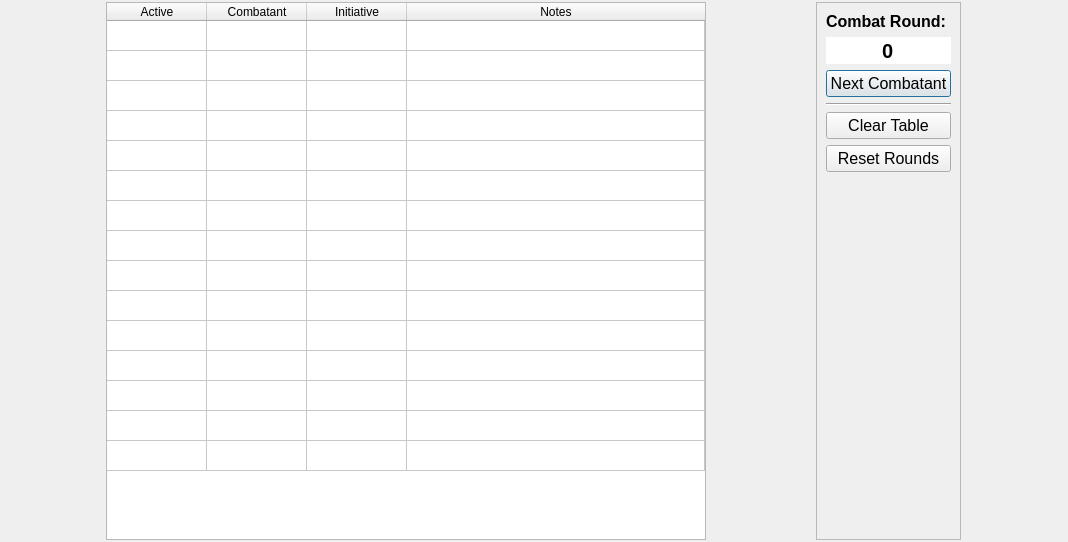
The window that gm-companion/tools/combattracker.ui (PhilInTheGaps/GM-Companion) describes before a commit, drawn with Qt 5.
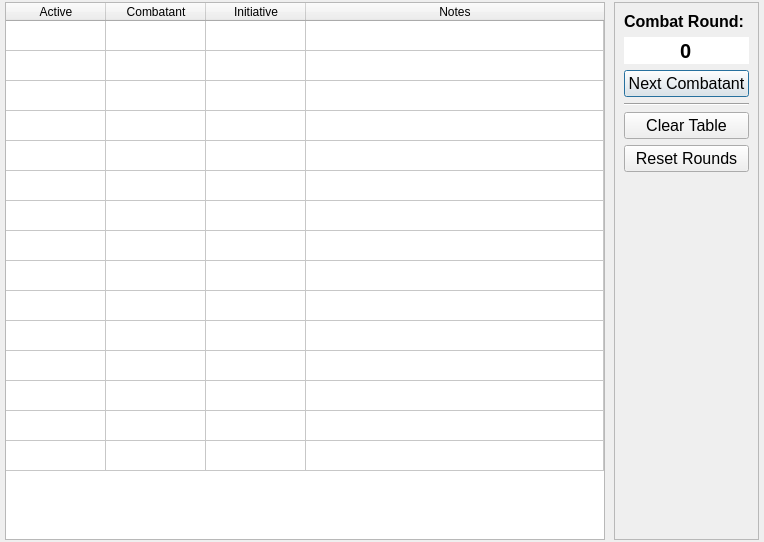
The same window after the commit. Icons and pictures are not drawn.

Commit message: Improved dice layout and added support for addon dice

```diff
--- a/gm-companion/tools/combattracker.ui
+++ b/gm-companion/tools/combattracker.ui
@@ -6,7 +6,7 @@
    <rect>
     <x>0</x>
     <y>0</y>
-    <width>1068</width>
+    <width>764</width>
     <height>542</height>
    </rect>
   </property>
```
The commit also changes 3 other files.
